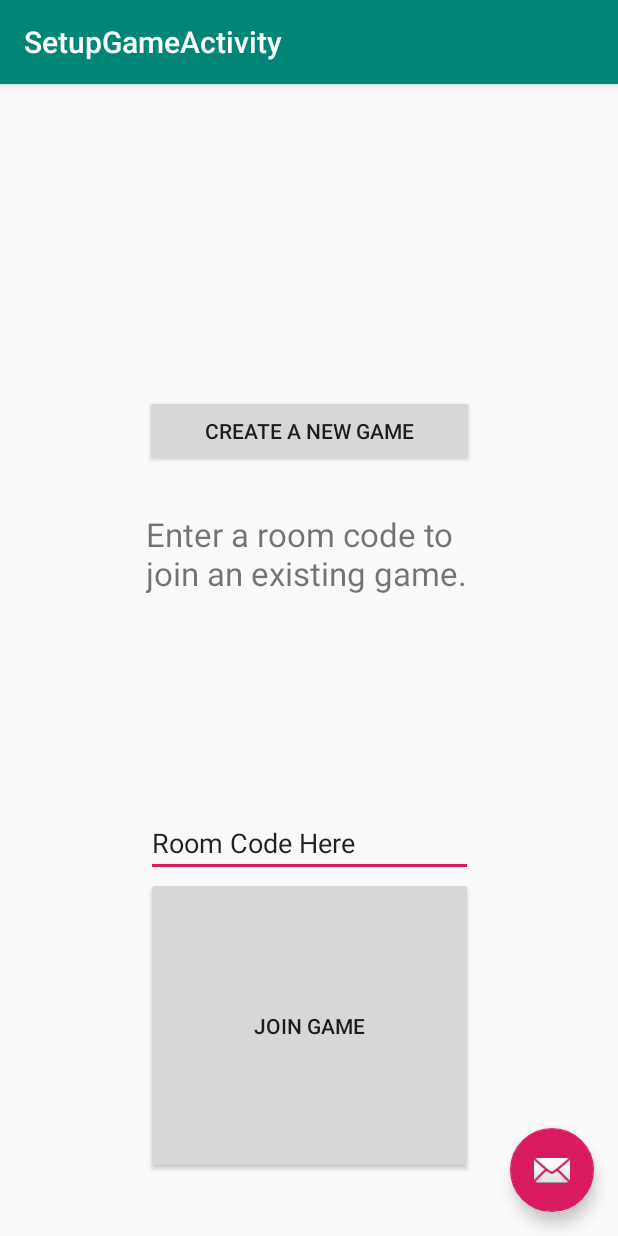
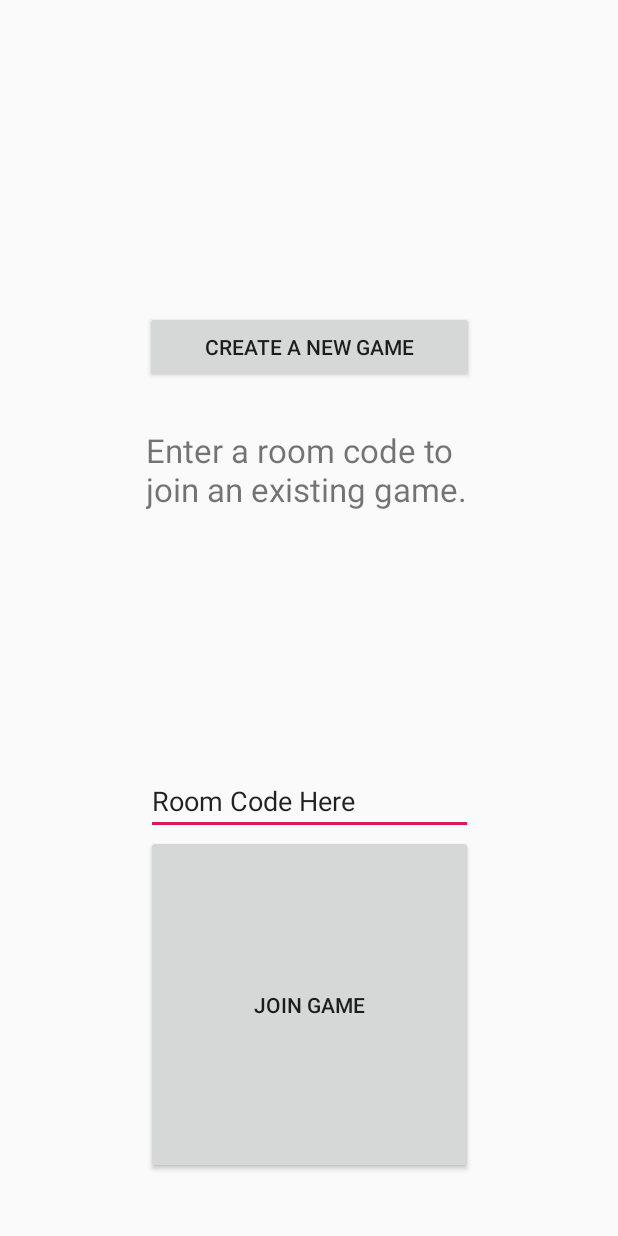
Before and after one commit to Topherade/DeathByDrinking, an Android app: the screen it shows after launch (SetupGameActivity), on a phone screen of 412 x 824 dp. Run offline under Robolectric (Android 15) with nearby library versions, the phone set to English and light mode, and no system bars; 1 statement that could not run was skipped.

Commit message:
Updates to xml app files

```diff
--- a/DeathbyDrinking/app/src/main/java/com/servebeer/cats/deathbydrinking/SetupGameActivity.java
+++ b/DeathbyDrinking/app/src/main/java/com/servebeer/cats/deathbydrinking/SetupGameActivity.java
@@ -16,7 +16,10 @@ import android.widget.TextView;
 import java.util.Random;
 
 public class SetupGameActivity extends AppCompatActivity {
-
+    Button createButton;
+    Button joinButton;
+    EditText roomCodeTextBox;
+    TextView gameStartInfoTextBox;
     @Override
     protected void onCreate(Bundle savedInstanceState) {
         super.onCreate(savedInstanceState);
@@ -24,10 +27,10 @@ public class SetupGameActivity extends AppCompatActivity {
         Toolbar toolbar = (Toolbar) findViewById(R.id.toolbar);
         setSupportActionBar(toolbar);
 
-        final EditText roomCodeTextBox = (EditText) findViewById(R.id.RoomCode);
-        final TextView gameStartInfoTextBox = (TextView) findViewById(R.id.GameStartInfo);
+        roomCodeTextBox = (EditText) findViewById(R.id.RoomCode);
+        gameStartInfoTextBox = (TextView) findViewById(R.id.GameStartInfo);
 
-        Button createButton = (Button) findViewById(R.id.CreateGame);
+        createButton = (Button) findViewById(R.id.CreateGame);
         createButton.setOnClickListener(new View.OnClickListener(){
             @Override
             public void onClick(View v) {
@@ -35,7 +38,7 @@ public class SetupGameActivity extends AppCompatActivity {
             }
         });
 
-        Button joinButton = (Button) findViewById(R.id.JoinGame);
+        joinButton = (Button) findViewById(R.id.JoinGame);
         joinButton.setOnClickListener(new View.OnClickListener(){
             @Override
             public void onClick(View v) {
--- a/DeathbyDrinking/app/src/main/res/layout/activity_setup_game.xml
+++ b/DeathbyDrinking/app/src/main/res/layout/activity_setup_game.xml
@@ -11,23 +11,8 @@
         android:layout_height="wrap_content"
         android:theme="@style/AppTheme.AppBarOverlay">
 
-        <android.support.v7.widget.Toolbar
-            android:id="@+id/toolbar"
-            android:layout_width="match_parent"
-            android:layout_height="?attr/actionBarSize"
-            android:background="?attr/colorPrimary"
-            app:popupTheme="@style/AppTheme.PopupOverlay" />
-
     </android.support.design.widget.AppBarLayout>
 
     <include layout="@layout/content_setup_game" />
 
-    <android.support.design.widget.FloatingActionButton
-        android:id="@+id/fab"
-        android:layout_width="wrap_content"
-        android:layout_height="wrap_content"
-        android:layout_gravity="bottom|end"
-        android:layout_margin="@dimen/fab_margin"
-        app:srcCompat="@android:drawable/ic_dialog_email" />
-
 </android.support.design.widget.CoordinatorLayout>
--- a/DeathbyDrinking/app/src/main/res/layout/content_start_game.xml
+++ b/DeathbyDrinking/app/src/main/res/layout/content_start_game.xml
@@ -18,8 +18,7 @@
         android:text="Start Game"
         app:layout_constraintBottom_toBottomOf="parent"
         app:layout_constraintEnd_toEndOf="parent"
-        app:layout_constraintStart_toStartOf="parent"
-        app:layout_constraintTop_toBottomOf="@+id/roomCodeText" />
+        app:layout_constraintStart_toStartOf="parent" />
 
     <TextView
         android:id="@+id/roomCodeText"
@@ -33,4 +32,5 @@
         app:layout_constraintEnd_toEndOf="parent"
         app:layout_constraintStart_toStartOf="parent"
         app:layout_constraintTop_toTopOf="parent" />
+
 </android.support.constraint.ConstraintLayout>
```
Also changed, not shown: DeathbyDrinking/app/src/main/AndroidManifest.xml (+25 -1 lines), DeathbyDrinking/app/src/main/res/layout/activity_start_game.xml (+0 -15 lines).
